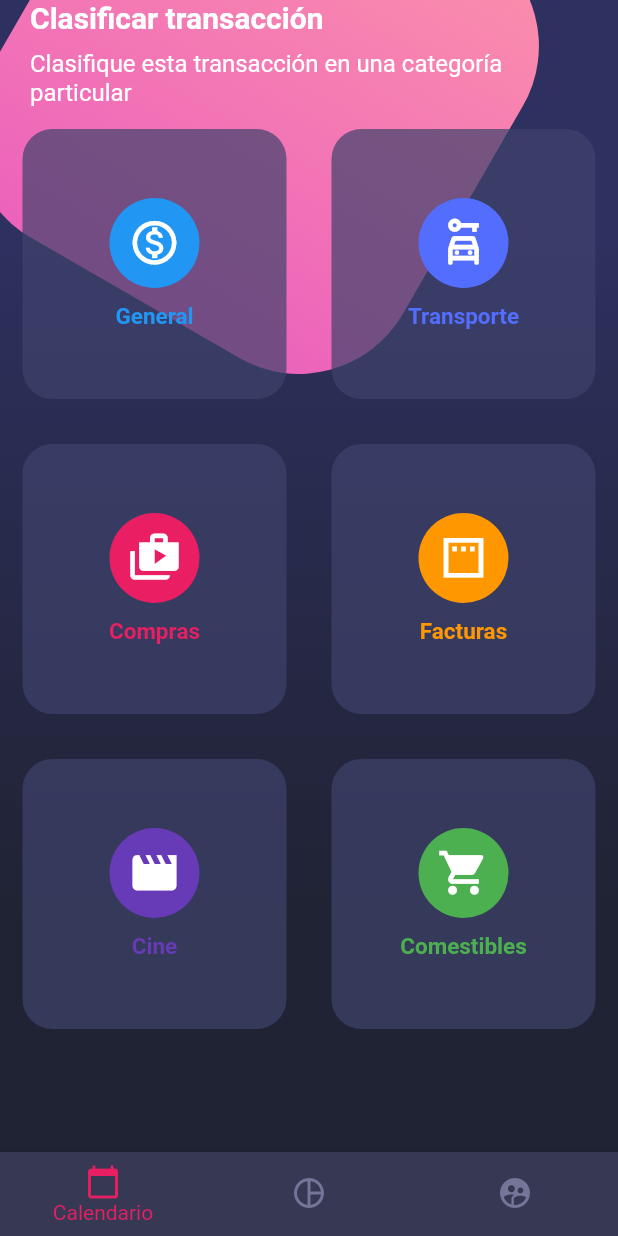
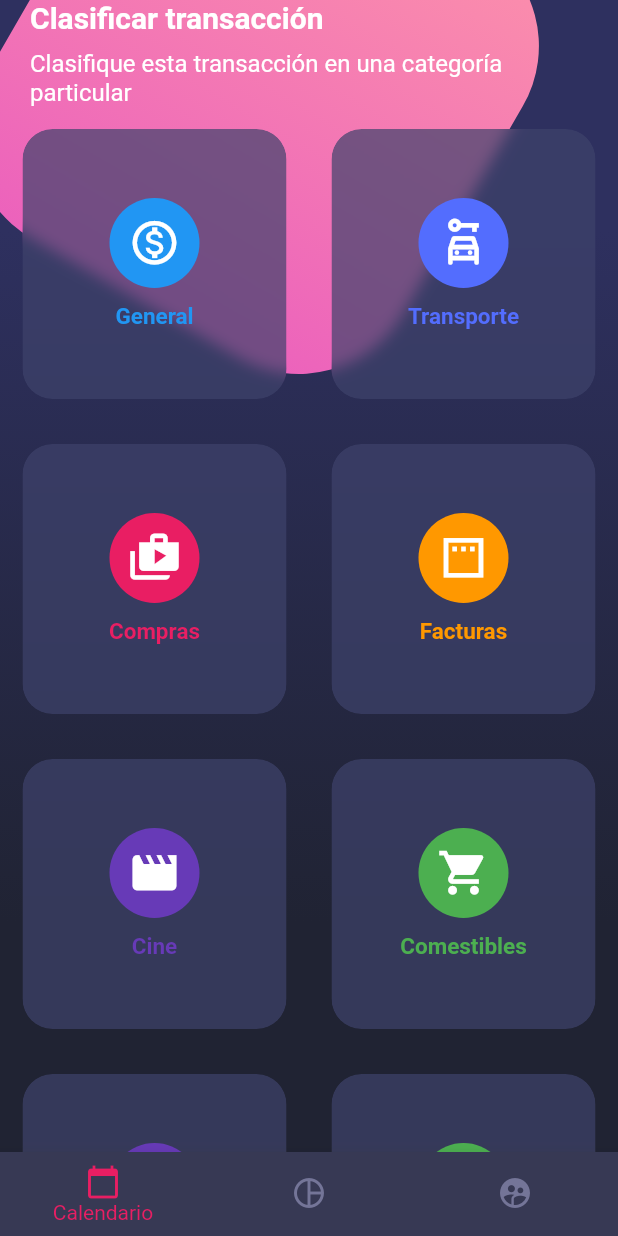
Before and after one commit to diegoarizadev/FlutterUI, a Flutter app: the screen it shows after launch, on a phone screen of 412 x 824 dp. Run offline on Flutter 3.47's test engine with Material 2 defaults, Android fonts, the phone set to English and light mode, and no system bars.

Commit message:
Los Super Ajustes para la implementación del blur en cada uno de los cajones de la pantalla.

```diff
--- a/uiflutter/lib/main.dart
+++ b/uiflutter/lib/main.dart
@@ -16,6 +16,8 @@ class MyApp extends StatelessWidget {
       debugShowCheckedModeBanner: false,
       title: 'Material App',
       initialRoute: 'home_design',
+      theme: ThemeData
+          .dark(), //Se aplica el theme Dark para ocultar la franja clara o blanca del blur.
       routes: {
         'basic_design': (_) => BasicDesignScreen(),
         'scroll_design': (_) => ScrollDesignScreen(),
--- a/uiflutter/lib/widgets/card_table.dart
+++ b/uiflutter/lib/widgets/card_table.dart
@@ -1,3 +1,5 @@
+import 'dart:ui';
+
 import 'package:flutter/material.dart';
 
 class CardTableCustom extends StatelessWidget {
@@ -50,6 +52,20 @@ class CardTableCustom extends StatelessWidget {
             )
           ],
         ),
+        TableRow(
+          children: [
+            _SingleCard(
+              color: Colors.deepPurple,
+              icon: Icons.movie,
+              text: 'Cine',
+            ),
+            _SingleCard(
+              color: Colors.green,
+              icon: Icons.local_grocery_store,
+              text: 'Comestibles',
+            )
+          ],
+        ),
       ],
     );
   }
@@ -68,6 +84,17 @@ class _SingleCard extends StatelessWidget {
   Widget build(BuildContext context) {
     return Container(
       margin: EdgeInsets.all(15), //Separacion entre las tarjetas
+      child: ClipRRect(
+        //fuerza a que el blur no se salga y esto lo hace para todos los demas widgets
+        borderRadius:
+            BorderRadius.circular(20), //Se agrega para mantener el Blur
+        child: BackdropFilter(
+          filter: ImageFilter.blur(
+            sigmaX: 5,
+            sigmaY: 5,
+          ),
+          child: Container(
+            //margin: EdgeInsets.all(15), //Separacion entre las tarjetas
             height: 180,
             decoration: BoxDecoration(
               color: Color.fromRGBO(62, 66, 107, 0.7),
@@ -95,6 +122,9 @@ class _SingleCard extends StatelessWidget {
                 ),
               ],
             ),
+          ),
+        ),
+      ),
     );
   }
 }
```
Lines whose indentation alone changed are shown as unchanged.
